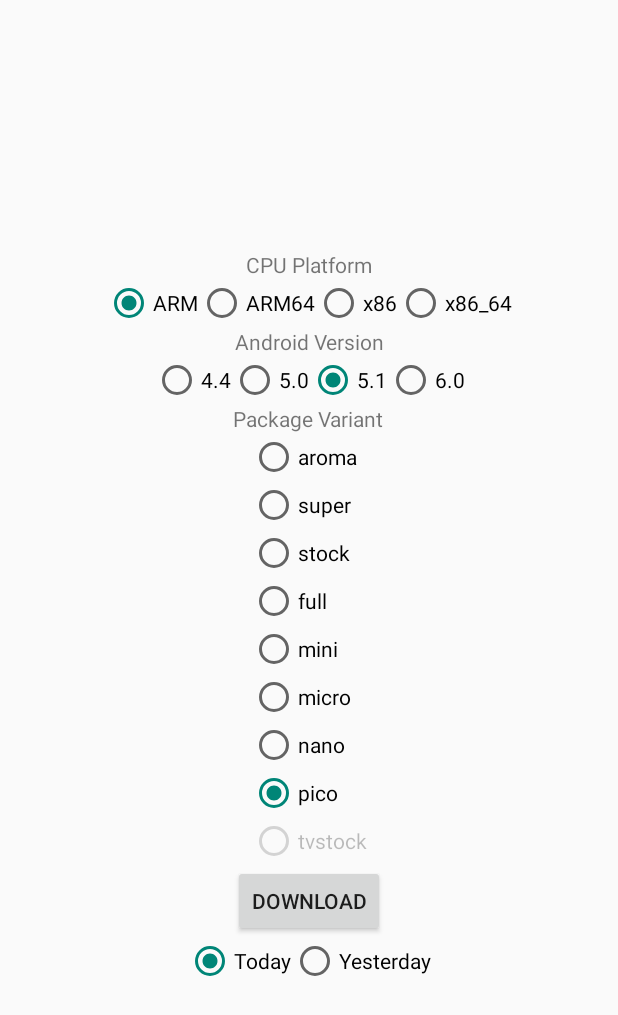
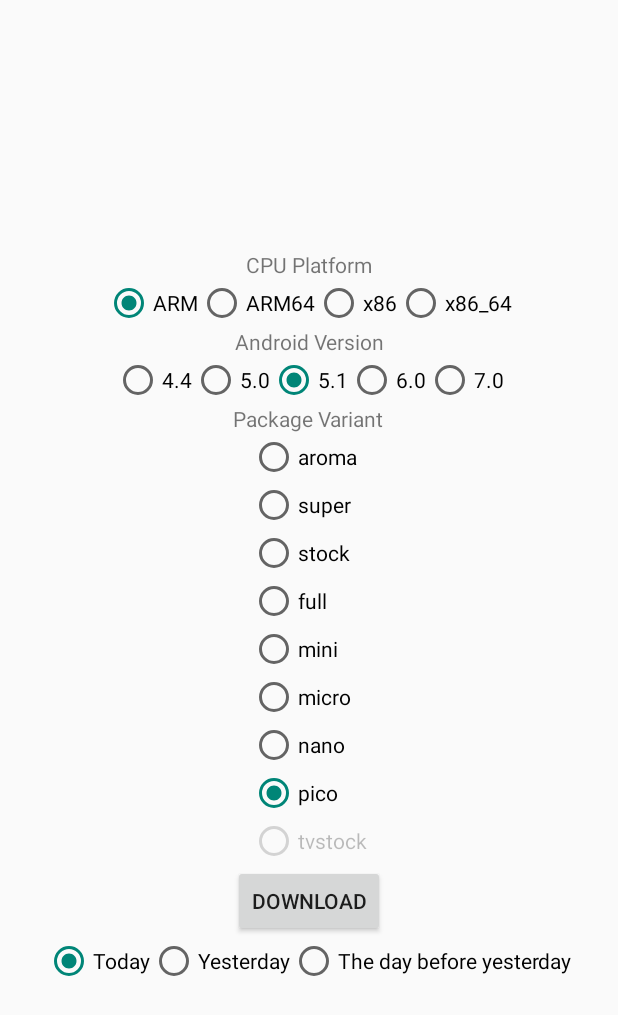
Before and after one commit to TigerBeanst/RnOpenGApps, an Android app: the screen it shows after launch (MainActivity), on a phone screen of 412 x 824 dp. Shown: the top 1015 px of the screen. Run offline under Robolectric (Android 15) with nearby library versions, the phone set to English and light mode, and no system bars.

Commit message:
Add Nougat`s GApps Support to choose "The Day before Yesterday"

```diff
--- a/app/build.gradle
+++ b/app/build.gradle
@@ -8,8 +8,8 @@ android {
         applicationId "com.jakting.opengapps"
         minSdkVersion 19
         targetSdkVersion 22
-        versionCode 2
-        versionName "1.1"
+        versionCode 3
+        versionName "1.2"
     }
 
     buildTypes {
--- a/app/src/main/java/com/jakting/opengapps/MainActivity.java
+++ b/app/src/main/java/com/jakting/opengapps/MainActivity.java
@@ -38,6 +38,7 @@ public class MainActivity extends Activity
     RadioButton ll0;
     RadioButton ll1;
     RadioButton mm;
+    RadioButton no;
     //Set Package
     RadioButton aroma;
     RadioButton super0;
@@ -51,6 +52,7 @@ public class MainActivity extends Activity
     //Set for Download
     RadioButton today;
     RadioButton yesterday;
+    RadioButton thedaybeforeyesterday;
 
 
     @Override
@@ -92,6 +94,12 @@ public class MainActivity extends Activity
         calye.add(Calendar.DATE, -1);
         return dateFormat.format(calye.getTime());
     }
+    private String getTheDayBeforeYesterdayDateString() {
+    DateFormat dateFormat = new SimpleDateFormat("yyyyMMdd");
+    Calendar calye = Calendar.getInstance();
+    calye.add(Calendar.DATE, -2);
+    return dateFormat.format(calye.getTime());
+}
     String dateFinish=getTodayDateString();
     public void setDownloadLink(){
          androidcpu=(RadioGroup)findViewById(R.id.androidcpu);
@@ -108,6 +116,7 @@ public class MainActivity extends Activity
          ll0=(RadioButton)findViewById(R.id.Lollipop0);
          ll1=(RadioButton)findViewById(R.id.Lollipop1);
          mm=(RadioButton)findViewById(R.id.MarshMallow);
+        mm=(RadioButton)findViewById(R.id.Nougat);
         //Set Package
          aroma=(RadioButton)findViewById(R.id.aroma);
          super0=(RadioButton)findViewById(R.id.super0);
@@ -121,6 +130,7 @@ public class MainActivity extends Activity
          //Set for Download
          today=(RadioButton)findViewById(R.id.today);
          yesterday=(RadioButton)findViewById(R.id.yesterday);
+        yesterday=(RadioButton)findViewById(R.id.thedaybeforeyesterday);
 
         androidcpu.setOnCheckedChangeListener(new RadioGroup.OnCheckedChangeListener(){
 
@@ -159,6 +169,9 @@ public class MainActivity extends Activity
                     }
                     if(mm.isChecked()){
                         VE="6.0";
+                    }
+                    if(no.isChecked()){
+                        VE="7.0";
                     }
 
                 }
@@ -209,8 +222,10 @@ public class MainActivity extends Activity
                     }
                     if(yesterday.isChecked()){
                         dateFinish=getYesterdayDateString();
-
                     }
+                    if(thedaybeforeyesterday.isChecked()){
+                    dateFinish=getTheDayBeforeYesterdayDateString();
+                }
 
                 }
 
--- a/app/src/main/res/layout/main.xml
+++ b/app/src/main/res/layout/main.xml
@@ -97,6 +97,11 @@
 				android:layout_width="wrap_content"
 				android:layout_height="wrap_content"
 				android:text="6.0"/>
+			<RadioButton
+				android:id="@+id/Nougat"
+				android:layout_width="wrap_content"
+				android:layout_height="wrap_content"
+				android:text="7.0"/>
 
 		</RadioGroup>
 
@@ -214,6 +219,12 @@
                 android:layout_height="wrap_content"
                 android:text="@string/yesterday"
                 />
+			<RadioButton
+				android:id="@+id/thedaybeforeyesterday"
+				android:layout_width="wrap_content"
+				android:layout_height="wrap_content"
+				android:text="@string/thedaybeforeyesterday"
+				/>
         </RadioGroup>
         </LinearLayout>
 
--- a/app/src/main/res/values/strings.xml
+++ b/app/src/main/res/values/strings.xml
@@ -11,6 +11,7 @@
     <string name="download">DOWNLOAD</string>
     <string name="today">Today</string>
     <string name="yesterday">Yesterday</string>
+    <string name="thedaybeforeyesterday">The day before yesterday</string>
     <string name="use">Click DOWNLOAD to download GApps!</string>
     <string name="about_menu">ABOUT</string>
     <string name="about_title">About RnOpenGApps</string>
```
Also changed, not shown: 6 other files.
